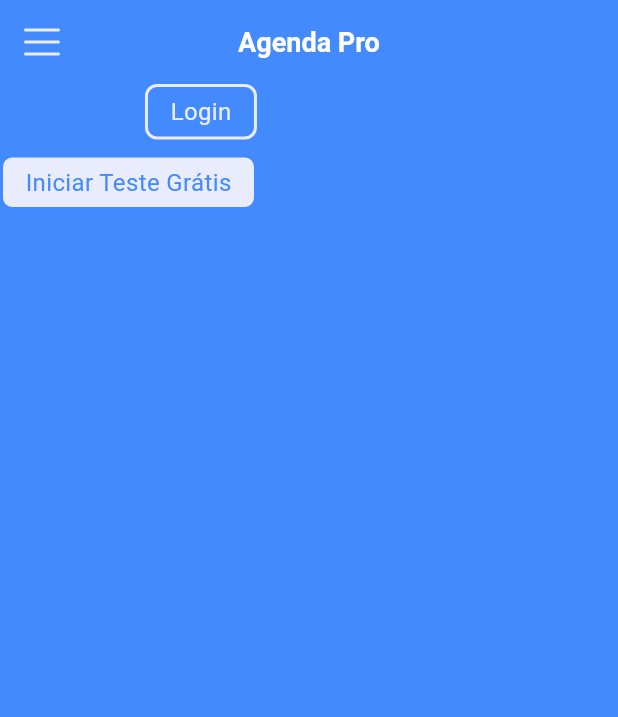
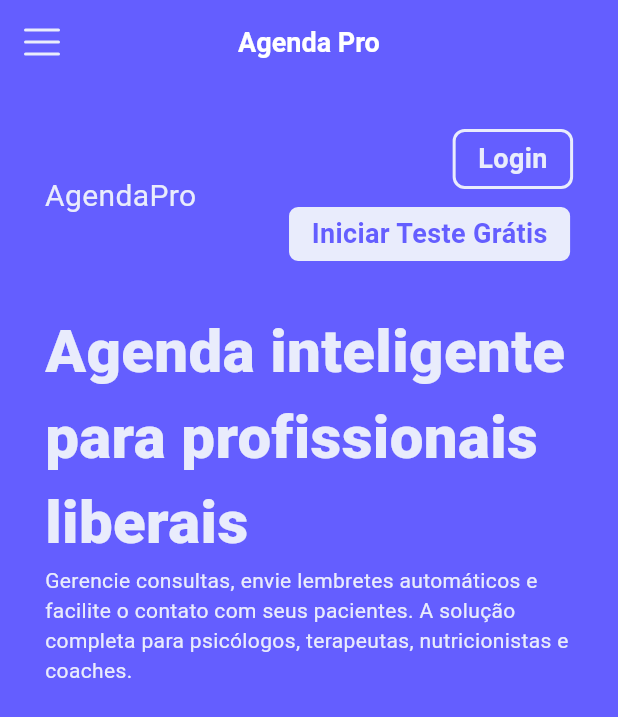
Before and after one commit to marrcoso/flutter_agenda_pro, a Flutter app: the screen it shows after launch, on a phone screen of 412 x 824 dp. Shown: the top 717 px of the screen. Run offline on Flutter 3.47's test engine with Material 3 defaults, Android fonts, the phone set to English and light mode, and no system bars; our stand-ins replace phosphor_flutter.

Commit message:
WIP: Tela Home

```diff
--- a/assets/icons/icon-dehaze/config.json
+++ /dev/null
@@ -1,16 +0,0 @@
-{
-  "name": "",
-  "css_prefix_text": "",
-  "css_use_suffix": false,
-  "hinting": true,
-  "units_per_em": 1000,
-  "ascent": 850,
-  "glyphs": [
-    {
-      "uid": "d2b18743865e4d72c3558fa50e5939a6",
-      "css": "dehaze",
-      "code": 59392,
-      "src": "material"
-    }
-  ]
-}
--- a/assets/icons/icon-dehaze/my_flutter_app_icons.dart
+++ /dev/null
@@ -1,29 +0,0 @@
-/// Flutter icons MyFlutterApp
-/// Copyright (C) 2025 by original authors @ fluttericon.com, fontello.com
-/// This font was generated by FlutterIcon.com, which is derived from Fontello.
-///
-/// To use this font, place it in your fonts/ directory and include the
-/// following in your pubspec.yaml
-///
-/// flutter:
-///   fonts:
-///    - family:  MyFlutterApp
-///      fonts:
-///       - asset: fonts/MyFlutterApp.ttf
-///
-///
-/// * Material Design Icons, Copyright (C) Google, Inc
-///         Author:    Google
-///         License:   Apache 2.0 (https://www.apache.org/licenses/LICENSE-2.0)
-///         Homepage:  https://design.google.com/icons/
-///
-import 'package:flutter/widgets.dart';
-
-class MyFlutterApp {
-  MyFlutterApp._();
-
-  static const _kFontFam = 'MyFlutterApp';
-  static const String? _kFontPkg = null;
-
-  static const IconData dehaze = IconData(0xe800, fontFamily: _kFontFam, fontPackage: _kFontPkg);
-}
--- a/lib/components/Button.dart
+++ b/lib/components/Button.dart
@@ -34,8 +34,8 @@ class Button extends StatelessWidget {
           nome,
           style: TextStyle(
             color: corTexto,
-            fontSize: 16,
-            fontWeight: FontWeight.normal,
+            fontSize: 18,
+            fontWeight: FontWeight.w600,
           ),
         ),
       ),
--- a/lib/pages/home.dart
+++ b/lib/pages/home.dart
@@ -9,10 +9,21 @@ class HomePage extends StatelessWidget {
   Widget build(BuildContext context) {
     return Scaffold(
       appBar: appBar(),
-      backgroundColor: Colors.blueAccent,
+      backgroundColor: Color(0xff645EFF),
       body: Column(
         children: [
-          Column(
+          Container(
+            margin: EdgeInsets.only(top: 30),
+            child: Row(
+              mainAxisAlignment: MainAxisAlignment.spaceAround,
+              crossAxisAlignment: CrossAxisAlignment.center,
+              children: [
+                Text(
+                  'AgendaPro',
+                  style: TextStyle(color: Color(0xffE9ECFC), fontSize: 20),
+                ),
+                Container(
+                  child: Column(
                     crossAxisAlignment: CrossAxisAlignment.end,
                     children: [
                       Button(
@@ -24,10 +35,37 @@ class HomePage extends StatelessWidget {
                       Button(
                         nome: 'Iniciar Teste Grátis',
                         corFundo: Color(0xffE9ECFC),
-                corTexto: Colors.blueAccent,
-                corBorda: Colors.blueAccent,
+                        corTexto: Color(0xff645EFF),
+                        corBorda: Color(0xff645EFF),
                       ),
                     ],
+                  ),
+                ),
+              ],
+            ),
+          ),
+          Container(
+            padding: EdgeInsets.only(left: 30, right: 30, top: 30),
+            child: Column(
+              children: [
+                Text(
+                  'Agenda inteligente para profissionais liberais',
+                  style: TextStyle(
+                    fontWeight: FontWeight.w900,
+                    fontSize: 40,
+                    color: Color(0xffE9ECFC),
+                  ),
+                ),
+                Text(
+                  'Gerencie consultas, envie lembretes automáticos e facilite o contato com seus pacientes. A solução completa para psicólogos, terapeutas, nutricionistas e coaches.',
+                  style: TextStyle(
+                    fontWeight: FontWeight.normal,
+                    fontSize: 14,
+                    color: Color(0xffE9ECFC),
+                  ),
+                ),
+              ],
+            ),
           ),
         ],
       ),
@@ -44,7 +82,7 @@ class HomePage extends StatelessWidget {
           fontWeight: FontWeight.bold,
         ),
       ),
-      backgroundColor: Colors.blueAccent,
+      backgroundColor: Color(0xff645EFF),
       elevation: 0.0,
       centerTitle: true,
       leading: GestureDetector(
```
Also changed, not shown: assets/icons/icon-dehaze/fonts/MyFlutterApp.ttf (deleted). Lines whose indentation alone changed are shown as unchanged.
